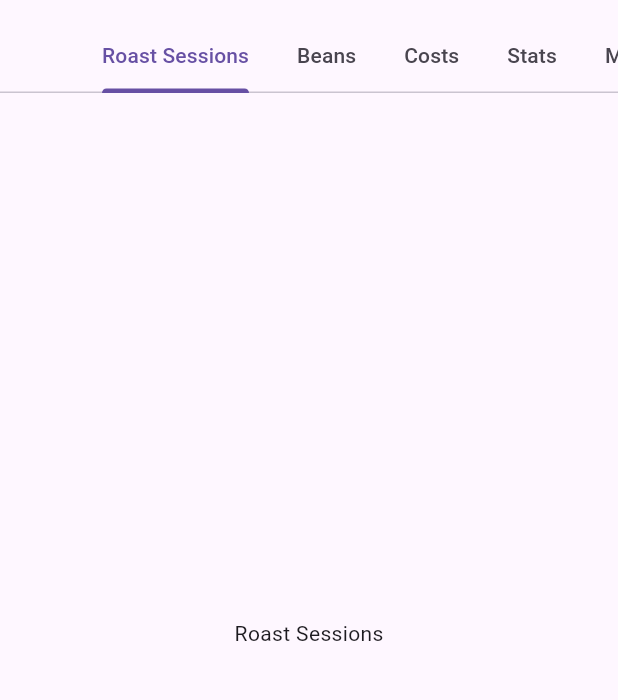
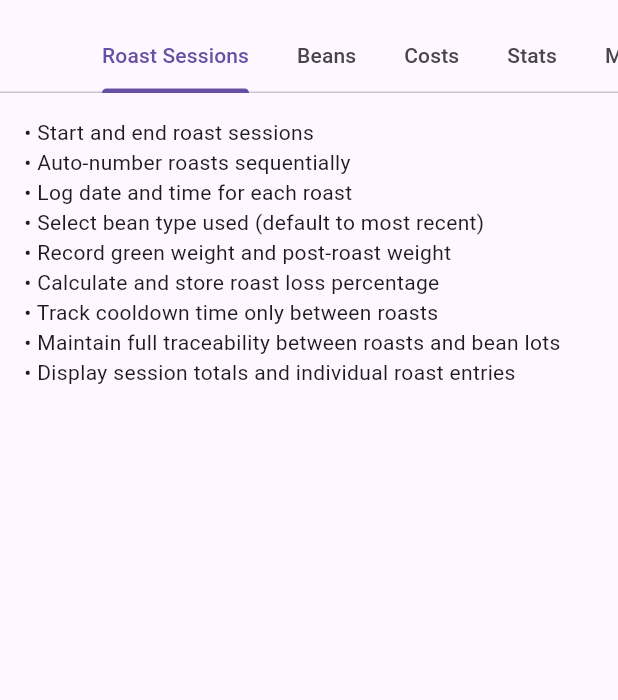
Before and after one commit to QCreates/RoasterApp, a Flutter app: the screen it shows after launch, on a phone screen of 412 x 824 dp, the part 63-763 px from its top. Run offline on Flutter 3.47's test engine with Material 3 defaults, Android fonts, the phone set to English and light mode, and no system bars.

Commit message:
Basic tabs outline (no functionality)

```diff
--- /dev/null
+++ b/roaster_app/lib/tabs/beans_tab.dart
@@ -0,0 +1,21 @@
+import 'package:flutter/material.dart';
+
+class BeansTab extends StatelessWidget {
+  const BeansTab({super.key});
+
+  @override
+  Widget build(BuildContext context) {
+    return const Padding(
+      padding: EdgeInsets.all(16),
+      child: Text(
+        '''
+• Manage bean types
+• Store supplier and origin information
+• Mark bean types as active or inactive
+• Only active beans appear in roast session dropdowns
+• Link bean types to purchased bean lots
+        ''',
+      ),
+    );
+  }
+}
--- /dev/null
+++ b/roaster_app/lib/tabs/costs_tab.dart
@@ -0,0 +1,24 @@
+import 'package:flutter/material.dart';
+
+class CostsTab extends StatelessWidget {
+  const CostsTab({super.key});
+
+  @override
+  Widget build(BuildContext context) {
+    return const Padding(
+      padding: EdgeInsets.all(16),
+      child: Text(
+        '''
+• Track purchased bean lots
+• Auto-increment bean lot ID
+• Store purchase date, quantity, and total cost
+• Auto-calculate unit cost
+• Track remaining balance per lot
+• Log cost per 12oz bag
+• Log cost per 5lb bag
+• Maintain historical cost records tied to bean lot ID
+        ''',
+      ),
+    );
+  }
+}
--- /dev/null
+++ b/roaster_app/lib/tabs/maintenance_tab.dart
@@ -0,0 +1,20 @@
+import 'package:flutter/material.dart';
+
+class MaintenanceTab extends StatelessWidget {
+  const MaintenanceTab({super.key});
+
+  @override
+  Widget build(BuildContext context) {
+    return const Padding(
+      padding: EdgeInsets.all(16),
+      child: Text(
+        '''
+• Log maintenance actions
+• Track service dates and notes
+• Store operational how-to documentation
+• Store maintenance procedures
+        ''',
+      ),
+    );
+  }
+}
--- /dev/null
+++ b/roaster_app/lib/tabs/roast_sessions_tab.dart
@@ -0,0 +1,25 @@
+import 'package:flutter/material.dart';
+
+class RoastSessionsTab extends StatelessWidget {
+  const RoastSessionsTab({super.key});
+
+  @override
+  Widget build(BuildContext context) {
+    return const Padding(
+      padding: EdgeInsets.all(16),
+      child: Text(
+        '''
+• Start and end roast sessions
+• Auto-number roasts sequentially
+• Log date and time for each roast
+• Select bean type used (default to most recent)
+• Record green weight and post-roast weight
+• Calculate and store roast loss percentage
+• Track cooldown time only between roasts
+• Maintain full traceability between roasts and bean lots
+• Display session totals and individual roast entries
+        ''',
+      ),
+    );
+  }
+}
--- /dev/null
+++ b/roaster_app/lib/tabs/stats_tab.dart
@@ -0,0 +1,21 @@
+import 'package:flutter/material.dart';
+
+class StatsTab extends StatelessWidget {
+  const StatsTab({super.key});
+
+  @override
+  Widget build(BuildContext context) {
+    return const Padding(
+      padding: EdgeInsets.all(16),
+      child: Text(
+        '''
+• Aggregate roasting statistics
+• Display roast counts and totals
+• Show yield and loss trends
+• Summarize bean usage
+• Summarize cost efficiency
+        ''',
+      ),
+    );
+  }
+}
```
Also changed, not shown: roaster_app/lib/main.dart (+6 -55 lines).
